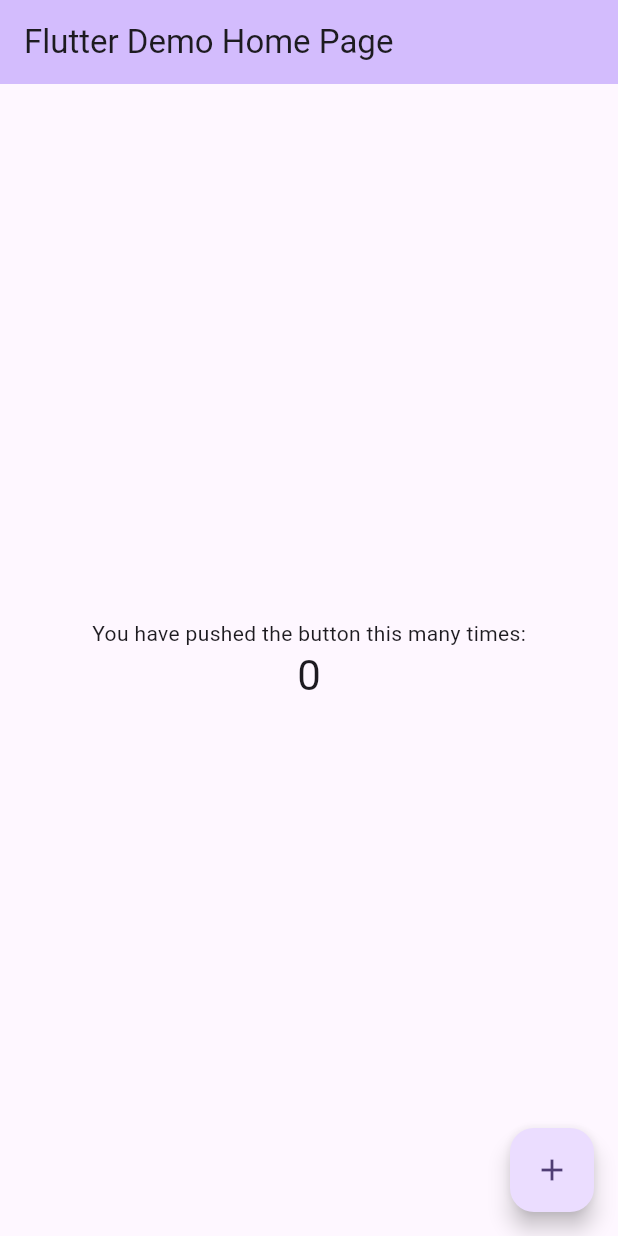
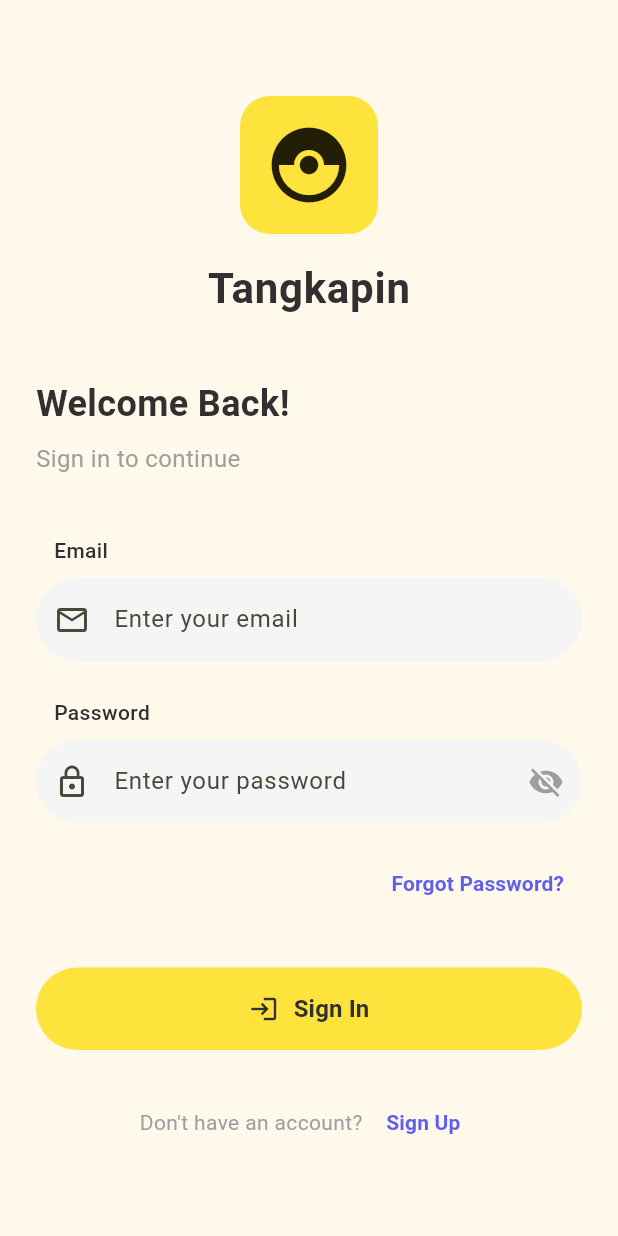
Before and after one commit to howlil/tangkapin-app, a Flutter app: the screen it shows after launch, on a phone screen of 412 x 824 dp. Run offline on Flutter 3.47's test engine with Material 3 defaults, Android fonts, the phone set to English and light mode, and no system bars; our stand-ins replace go_router; Roboto replaces fonts that are missing (Poppins).

Commit message:
splash and login

```diff
--- /dev/null
+++ b/lib/core/config/app_theme.dart
@@ -0,0 +1,83 @@
+// lib/core/config/app_theme.dart
+import 'package:flutter/material.dart';
+
+class AppTheme {
+  // Primary brand color from your requirement
+  static const Color primaryColor = Color(0xFFFDE33C); // Yellow
+
+  // Additional colors for a complete theme
+  static const Color secondaryColor = Color(0xFF303030);
+  static const Color accentColor = Color(0xFF5D5FEF);
+  static const Color backgroundColor = Colors.white;
+  static const Color textColor = Color(0xFF303030);
+  static const Color lightTextColor = Color(0xFF757575);
+  static const Color errorColor = Color(0xFFE53935);
+
+  static ThemeData get lightTheme {
+    return ThemeData(
+      colorScheme: ColorScheme.fromSeed(
+        seedColor: primaryColor,
+        primary: primaryColor,
+        secondary: secondaryColor,
+        background: backgroundColor,
+        error: errorColor,
+      ),
+      fontFamily: 'Poppins',
+      textTheme: const TextTheme(
+        displayLarge: TextStyle(
+          color: textColor,
+          fontWeight: FontWeight.bold,
+        ),
+        displayMedium: TextStyle(
+          color: textColor,
+          fontWeight: FontWeight.bold,
+        ),
+        bodyLarge: TextStyle(
+          color: textColor,
+        ),
+        bodyMedium: TextStyle(
+          color: textColor,
+        ),
+      ),
+      inputDecorationTheme: InputDecorationTheme(
+        filled: true,
+        fillColor: Colors.grey.shade100,
+        contentPadding: const EdgeInsets.symmetric(
+          horizontal: 20,
+          vertical: 16,
+        ),
+        border: OutlineInputBorder(
+          borderRadius: BorderRadius.circular(30),
+          borderSide: BorderSide.none,
+        ),
+        enabledBorder: OutlineInputBorder(
+          borderRadius: BorderRadius.circular(30),
+          borderSide: BorderSide.none,
+        ),
+        focusedBorder: OutlineInputBorder(
+          borderRadius: BorderRadius.circular(30),
+          borderSide: const BorderSide(color: primaryColor, width: 2),
+        ),
+        errorBorder: OutlineInputBorder(
+          borderRadius: BorderRadius.circular(30),
+          borderSide: const BorderSide(color: errorColor, width: 2),
+        ),
+        focusedErrorBorder: OutlineInputBorder(
+          borderRadius: BorderRadius.circular(30),
+          borderSide: const BorderSide(color: errorColor, width: 2),
+        ),
+      ),
+      elevatedButtonTheme: ElevatedButtonThemeData(
+        style: ElevatedButton.styleFrom(
+          foregroundColor: textColor,
+          backgroundColor: primaryColor,
+          padding: const EdgeInsets.symmetric(vertical: 16),
+          shape: RoundedRectangleBorder(
+            borderRadius: BorderRadius.circular(30),
+          ),
+          elevation: 0,
+        ),
+      ),
+    );
+  }
+}
--- /dev/null
+++ b/lib/core/config/router.dart
@@ -0,0 +1,24 @@
+// lib/core/config/router.dart
+import 'package:flutter/material.dart';
+import 'package:go_router/go_router.dart';
+import 'package:tangkapin/features/authentication/login_screen.dart';
+import 'package:tangkapin/features/splash_screen.dart';
+
+class AppRouter {
+  static final GoRouter router = GoRouter(
+    initialLocation: '/splash',
+    routes: [
+      GoRoute(
+        path: '/splash',
+        name: 'splash',
+        builder: (context, state) => const SplashScreen(),
+      ),
+      GoRoute(
+        path: '/login',
+        name: 'login',
+        builder: (context, state) => const LoginScreen(),
+      ),
+      // Add more routes as needed
+    ],
+  );
+}
--- /dev/null
+++ b/lib/core/utils/constant.dart
@@ -0,0 +1,11 @@
+class Constants {
+  static const String appName = 'Tangkapin';
+
+  // Assets
+  static const String logoPath = 'assets/images/logo.png';
+
+  // Route Names
+  static const String splashRouteName = 'splash';
+  static const String loginRouteName = 'login';
+  static const String homeRouteName = 'home';
+}
--- /dev/null
+++ b/lib/core/widgets/button.dart
@@ -0,0 +1,55 @@
+import 'package:flutter/material.dart';
+
+class CustomButton extends StatelessWidget {
+  final String text;
+  final VoidCallback onPressed;
+  final IconData? icon;
+  final bool isLoading;
+  final double? width;
+
+  const CustomButton({
+    Key? key,
+    required this.text,
+    required this.onPressed,
+    this.icon,
+    this.isLoading = false,
+    this.width,
+  }) : super(key: key);
+
+  @override
+  Widget build(BuildContext context) {
+    return SizedBox(
+      width: width ?? double.infinity,
+      child: ElevatedButton(
+        onPressed: isLoading ? null : onPressed,
+        child: Row(
+          mainAxisSize: MainAxisSize.min,
+          mainAxisAlignment: MainAxisAlignment.center,
+          children: [
+            if (icon != null && !isLoading) ...[
+              Icon(icon, size: 20),
+              const SizedBox(width: 10),
+            ],
+            if (isLoading)
+              const SizedBox(
+                width: 20,
+                height: 20,
+                child: CircularProgressIndicator(
+                  strokeWidth: 2,
+                  valueColor: AlwaysStoppedAnimation<Color>(Colors.white),
+                ),
+              )
+            else
+              Text(
+                text,
+                style: const TextStyle(
+                  fontSize: 16,
+                  fontWeight: FontWeight.w600,
+                ),
+              ),
+          ],
+        ),
+      ),
+    );
+  }
+}
--- /dev/null
+++ b/lib/core/widgets/text_input.dart
@@ -0,0 +1,54 @@
+import 'package:flutter/material.dart';
+
+class CustomTextField extends StatelessWidget {
+  final String label;
+  final String? hint;
+  final TextEditingController controller;
+  final bool obscureText;
+  final TextInputType keyboardType;
+  final String? Function(String?)? validator;
+  final IconData? prefixIcon;
+  final Widget? suffixIcon;
+
+  const CustomTextField({
+    Key? key,
+    required this.label,
+    this.hint,
+    required this.controller,
+    this.obscureText = false,
+    this.keyboardType = TextInputType.text,
+    this.validator,
+    this.prefixIcon,
+    this.suffixIcon,
+  }) : super(key: key);
+
+  @override
+  Widget build(BuildContext context) {
+    return Column(
+      crossAxisAlignment: CrossAxisAlignment.start,
+      children: [
+        Padding(
+          padding: const EdgeInsets.only(left: 12, bottom: 8),
+          child: Text(
+            label,
+            style: const TextStyle(
+              fontWeight: FontWeight.w500,
+              fontSize: 14,
+            ),
+          ),
+        ),
+        TextFormField(
+          controller: controller,
+          obscureText: obscureText,
+          keyboardType: keyboardType,
+          validator: validator,
+          decoration: InputDecoration(
+            hintText: hint,
+            prefixIcon: prefixIcon != null ? Icon(prefixIcon) : null,
+            suffixIcon: suffixIcon,
+          ),
+        ),
+      ],
+    );
+  }
+}
--- /dev/null
+++ b/lib/features/authentication/login_screen.dart
@@ -0,0 +1,206 @@
+// lib/features/authentication/presentation/screens/login_screen.dart
+import 'package:flutter/material.dart';
+import 'package:tangkapin/core/config/app_theme.dart';
+import 'package:tangkapin/core/utils/constant.dart';
+import 'package:tangkapin/core/widgets/button.dart';
+import 'package:tangkapin/core/widgets/text_input.dart';
+
+class LoginScreen extends StatefulWidget {
+  const LoginScreen({Key? key}) : super(key: key);
+
+  @override
+  State<LoginScreen> createState() => _LoginScreenState();
+}
+
+class _LoginScreenState extends State<LoginScreen> {
+  final _formKey = GlobalKey<FormState>();
+  final _emailController = TextEditingController();
+  final _passwordController = TextEditingController();
+  bool _obscurePassword = true;
+  bool _isLoading = false;
+
+  @override
+  void dispose() {
+    _emailController.dispose();
+    _passwordController.dispose();
+    super.dispose();
+  }
+
+  void _togglePasswordVisibility() {
+    setState(() {
+      _obscurePassword = !_obscurePassword;
+    });
+  }
+
+  void _handleLogin() {
+    if (_formKey.currentState!.validate()) {
+      setState(() {
+        _isLoading = true;
+      });
+
+      // Simulate login process
+      Future.delayed(const Duration(seconds: 2), () {
+        setState(() {
+          _isLoading = false;
+        });
+
+        // TODO: Implement actual login logic
+        ScaffoldMessenger.of(context).showSnackBar(
+          const SnackBar(content: Text('Login successful!')),
+        );
+      });
+    }
+  }
+
+  @override
+  Widget build(BuildContext context) {
+    return Scaffold(
+      body: SafeArea(
+        child: SingleChildScrollView(
+          child: Padding(
+            padding: const EdgeInsets.all(24.0),
+            child: Form(
+              key: _formKey,
+              child: Column(
+                crossAxisAlignment: CrossAxisAlignment.start,
+                children: [
+                  const SizedBox(height: 40),
+                  Center(
+                    child: Column(
+                      children: [
+                        // Logo placeholder (replace with actual logo)
+                        Container(
+                          padding: const EdgeInsets.all(16),
+                          decoration: BoxDecoration(
+                            color: AppTheme.primaryColor,
+                            borderRadius: BorderRadius.circular(20),
+                          ),
+                          child: const Icon(
+                            Icons.catching_pokemon,
+                            size: 60,
+                            color: Colors.black87,
+                          ),
+                        ),
+                        const SizedBox(height: 16),
+                        const Text(
+                          Constants.appName,
+                          style: TextStyle(
+                            fontSize: 28,
+                            fontWeight: FontWeight.bold,
+                            letterSpacing: 0.5,
+                          ),
+                        ),
+                      ],
+                    ),
+                  ),
+                  const SizedBox(height: 40),
+                  const Text(
+                    'Welcome Back!',
+                    style: TextStyle(
+                      fontSize: 24,
+                      fontWeight: FontWeight.bold,
+                    ),
+                  ),
+                  const SizedBox(height: 8),
+                  const Text(
+                    'Sign in to continue',
+                    style: TextStyle(
+                      fontSize: 16,
+                      color: Colors.grey,
+                    ),
+                  ),
+                  const SizedBox(height: 40),
+                  CustomTextField(
+                    label: 'Email',
+                    hint: 'Enter your email',
+                    controller: _emailController,
+                    keyboardType: TextInputType.emailAddress,
+                    prefixIcon: Icons.email_outlined,
+                    validator: (value) {
+                      if (value == null || value.isEmpty) {
+                        return 'Please enter your email';
+                      }
+                      if (!RegExp(r'^[\w-\.]+@([\w-]+\.)+[\w-]{2,4}$').hasMatch(value)) {
+                        return 'Please enter a valid email';
+                      }
+                      return null;
+                    },
+                  ),
+                  const SizedBox(height: 24),
+                  CustomTextField(
+                    label: 'Password',
+                    hint: 'Enter your password',
+                    controller: _passwordController,
+                    obscureText: _obscurePassword,
+                    prefixIcon: Icons.lock_outline,
+                    suffixIcon: IconButton(
+                      icon: Icon(
+                        _obscurePassword ? Icons.visibility_off : Icons.visibility,
+                        color: Colors.grey,
+                      ),
+                      onPressed: _togglePasswordVisibility,
+                    ),
+                    validator: (value) {
+                      if (value == null || value.isEmpty) {
+                        return 'Please enter your password';
+                      }
+                      if (value.length < 6) {
+                        return 'Password must be at least 6 characters';
+                      }
+                      return null;
+                    },
+                  ),
+                  const SizedBox(height: 16),
+                  Align(
+                    alignment: Alignment.centerRight,
+                    child: TextButton(
+                      onPressed: () {
+                        // TODO: Implement forgot password
+                      },
+                      child: const Text(
+                        'Forgot Password?',
+                        style: TextStyle(
+                          color: AppTheme.accentColor,
+                          fontWeight: FontWeight.w600,
+                        ),
+                      ),
+                    ),
+                  ),
+                  const SizedBox(height: 32),
+                  CustomButton(
+                    text: 'Sign In',
+                    icon: Icons.login,
+                    isLoading: _isLoading,
+                    onPressed: _handleLogin,
+                  ),
+                  const SizedBox(height: 24),
+                  Row(
+                    mainAxisAlignment: MainAxisAlignment.center,
+                    children: [
+                      const Text(
+                        "Don't have an account? ",
+                        style: TextStyle(color: Colors.grey),
+                      ),
+                      TextButton(
+                        onPressed: () {
+                          // TODO: Navigate to sign up screen
+                        },
+                        child: const Text(
+                          'Sign Up',
+                          style: TextStyle(
+                            color: AppTheme.accentColor,
+                            fontWeight: FontWeight.w600,
+                          ),
+                        ),
+                      ),
+                    ],
+                  ),
+                ],
+              ),
+            ),
+          ),
+        ),
+      ),
+    );
+  }
+}
--- /dev/null
+++ b/lib/features/splash_screen.dart
@@ -0,0 +1,102 @@
+import 'package:flutter/material.dart';
+import 'package:tangkapin/core/config/app_theme.dart';
+import 'package:tangkapin/features/authentication/login_screen.dart';
+import 'package:tangkapin/core/utils/constant.dart';
+
+class SplashScreen extends StatefulWidget {
+  const SplashScreen({Key? key}) : super(key: key);
+
+  @override
+  State<SplashScreen> createState() => _SplashScreenState();
+}
+
+class _SplashScreenState extends State<SplashScreen>
+    with SingleTickerProviderStateMixin {
+  late AnimationController _controller;
+  late Animation<double> _opacityAnimation;
+  late Animation<double> _scaleAnimation;
+
+  @override
+  void initState() {
+    super.initState();
+    _controller = AnimationController(
+      vsync: this,
+      duration: const Duration(seconds: 2),
+    );
+
+    _opacityAnimation = Tween<double>(begin: 0, end: 1).animate(
+      CurvedAnimation(
+        parent: _controller,
+        curve: const Interval(0, 0.7, curve: Curves.easeIn),
+      ),
+    );
+
+    _scaleAnimation = Tween<double>(begin: 0.5, end: 1).animate(
+      CurvedAnimation(
+        parent: _controller,
+        curve: const Interval(0, 0.7, curve: Curves.easeOutBack),
+      ),
+    );
+
+    _controller.forward();
+
+    // Navigate to the login screen after the animation
+    _controller.addStatusListener((status) {
+      if (status == AnimationStatus.completed) {
+        Future.delayed(const Duration(milliseconds: 500), () {
+          Navigator.of(context).pushReplacement(
+            MaterialPageRoute(builder: (context) => const LoginScreen()),
+          );
+        });
+      }
+    });
+  }
+
+  @override
+  void dispose() {
+    _controller.dispose();
+    super.dispose();
+  }
+
+  @override
+  Widget build(BuildContext context) {
+    return Scaffold(
+      backgroundColor: AppTheme.primaryColor,
+      body: Center(
+        child: AnimatedBuilder(
+          animation: _controller,
+          builder: (context, child) {
+            return Opacity(
+              opacity: _opacityAnimation.value,
+              child: Transform.scale(
+                scale: _scaleAnimation.value,
+                child: Column(
+                  mainAxisAlignment: MainAxisAlignment.center,
+                  children: [
+                    // You will need to add your logo asset in pubspec.yaml
+                    // Replace this with the actual logo when available
+                    const Icon(
+                      Icons.catching_pokemon,
+                      size: 80,
+                      color: Colors.black87,
+                    ),
+                    const SizedBox(height: 24),
+                    const Text(
+                      Constants.appName,
+                      style: TextStyle(
+                        fontSize: 36,
+                        fontWeight: FontWeight.bold,
+                        color: Colors.black87,
+                        letterSpacing: 1.2,
+                      ),
+                    ),
+                  ],
+                ),
+              ),
+            );
+          },
+        ),
+      ),
+    );
+  }
+}
--- a/lib/main.dart
+++ b/lib/main.dart
@@ -1,122 +1,40 @@
+// lib/main.dart
 import 'package:flutter/material.dart';
+import 'package:flutter/services.dart';
+import 'package:tangkapin/core/config/app_theme.dart';
+import 'package:tangkapin/core/config/router.dart';
+import 'package:tangkapin/core/utils/constant.dart';
 
 void main() {
+  WidgetsFlutterBinding.ensureInitialized();
+
+  // Set preferred orientations
+  SystemChrome.setPreferredOrientations([
+    DeviceOrientation.portraitUp,
+    DeviceOrientation.portraitDown,
+  ]);
+
+  // Set system UI overlay style
+  SystemChrome.setSystemUIOverlayStyle(
+    const SystemUiOverlayStyle(
+      statusBarColor: Colors.transparent,
+      statusBarIconBrightness: Brightness.dark,
+    ),
+  );
+
   runApp(const MyApp());
 }
 
 class MyApp extends StatelessWidget {
   const MyApp({super.key});
 
-  // This widget is the root of your application.
   @override
   Widget build(BuildContext context) {
-    return MaterialApp(
-      title: 'Flutter Demo',
-      theme: ThemeData(
-        // This is the theme of your application.
-        //
-        // TRY THIS: Try running your application with "flutter run". You'll see
-        // the application has a purple toolbar. Then, without quitting the app,
-        // try changing the seedColor in the colorScheme below to Colors.green
-        // and then invoke "hot reload" (save your changes or press the "hot
-        // reload" button in a Flutter-supported IDE, or press "r" if you used
-        // the command line to start the app).
-        //
-        // Notice that the counter didn't reset back to zero; the application
-        // state is not lost during the reload. To reset the state, use hot
-        // restart instead.
-        //
-        // This works for code too, not just values: Most code changes can be
-        // tested with just a hot reload.
-        colorScheme: ColorScheme.fromSeed(seedColor: Colors.deepPurple),
-      ),
-      home: const MyHomePage(title: 'Flutter Demo Home Page'),
+    return MaterialApp.router(
+      title: Constants.appName,
+      debugShowCheckedModeBanner: false,
+      theme: AppTheme.lightTheme,
+      routerConfig: AppRouter.router,
     );
   }
 }
-
-class MyHomePage extends StatefulWidget {
-  const MyHomePage({super.key, required this.title});
-
-  // This widget is the home page of your application. It is stateful, meaning
-  // that it has a State object (defined below) that contains fields that affect
-  // how it looks.
-
-  // This class is the configuration for the state. It holds the values (in this
-  // case the title) provided by the parent (in this case the App widget) and
-  // used by the build method of the State. Fields in a Widget subclass are
-  // always marked "final".
-
-  final String title;
-
-  @override
-  State<MyHomePage> createState() => _MyHomePageState();
-}
-
-class _MyHomePageState extends State<MyHomePage> {
-  int _counter = 0;
-
-  void _incrementCounter() {
-    setState(() {
-      // This call to setState tells the Flutter framework that something has
-      // changed in this State, which causes it to rerun the build method below
-      // so that the display can reflect the updated values. If we changed
-      // _counter without calling setState(), then the build method would not be
-      // called again, and so nothing would appear to happen.
-      _counter++;
-    });
-  }
-
-  @override
-  Widget build(BuildContext context) {
-    // This method is rerun every time setState is called, for instance as done
-    // by the _incrementCounter method above.
-    //
-    // The Flutter framework has been optimized to make rerunning build methods
-    // fast, so that you can just rebuild anything that needs updating rather
-    // than having to individually change instances of widgets.
-    return Scaffold(
-      appBar: AppBar(
-        // TRY THIS: Try changing the color here to a specific color (to
-        // Colors.amber, perhaps?) and trigger a hot reload to see the AppBar
-        // change color while the other colors stay the same.
-        backgroundColor: Theme.of(context).colorScheme.inversePrimary,
-        // Here we take the value from the MyHomePage object that was created by
-        // the App.build method, and use it to set our appbar title.
-        title: Text(widget.title),
-      ),
-      body: Center(
-        // Center is a layout widget. It takes a single child and positions it
-        // in the middle of the parent.
-        child: Column(
-          // Column is also a layout widget. It takes a list of children and
-          // arranges them vertically. By default, it sizes itself to fit its
-          // children horizontally, and tries to be as tall as its parent.
-          //
-          // Column has various properties to control how it sizes itself and
-          // how it positions its children. Here we use mainAxisAlignment to
-          // center the children vertically; the main axis here is the vertical
-          // axis because Columns are vertical (the cross axis would be
-          // horizontal).
-          //
-          // TRY THIS: Invoke "debug painting" (choose the "Toggle Debug Paint"
-          // action in the IDE, or press "p" in the console), to see the
-          // wireframe for each widget.
-          mainAxisAlignment: MainAxisAlignment.center,
-          children: <Widget>[
-            const Text('You have pushed the button this many times:'),
-            Text(
-              '$_counter',
-              style: Theme.of(context).textTheme.headlineMedium,
-            ),
-          ],
-        ),
-      ),
-      floatingActionButton: FloatingActionButton(
-        onPressed: _incrementCounter,
-        tooltip: 'Increment',
-        child: const Icon(Icons.add),
-      ), // This trailing comma makes auto-formatting nicer for build methods.
-    );
-  }
-}
```
Also changed, not shown: pubspec.yaml (+12 -0 lines), pubspec.lock, 5 other files.
